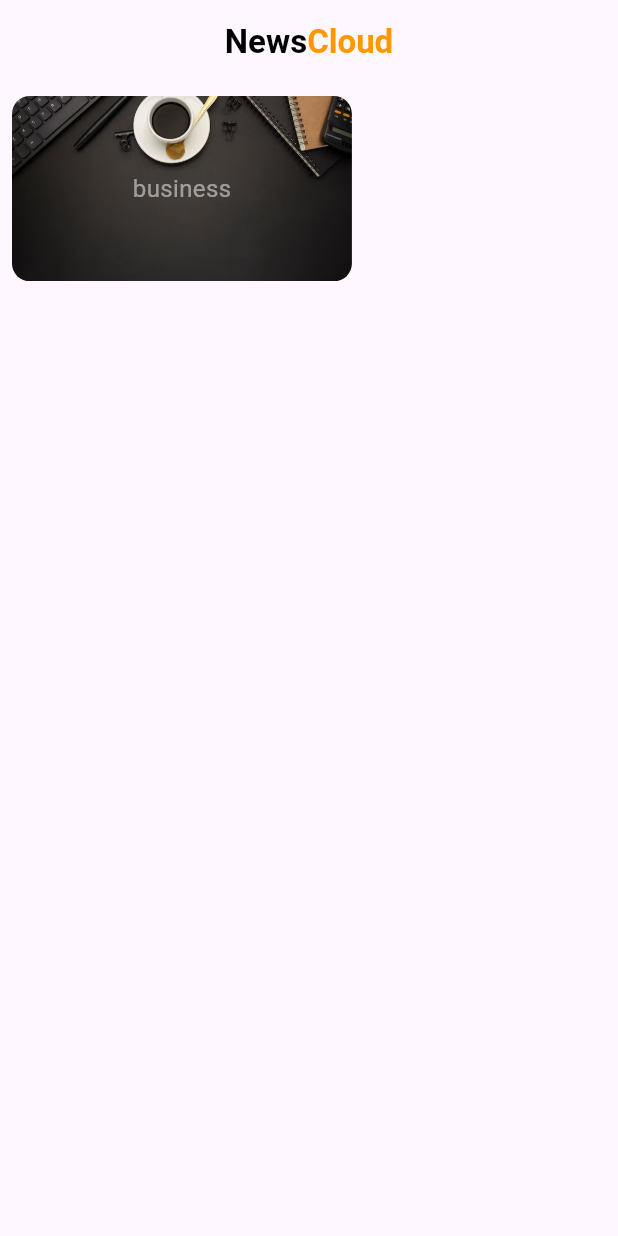
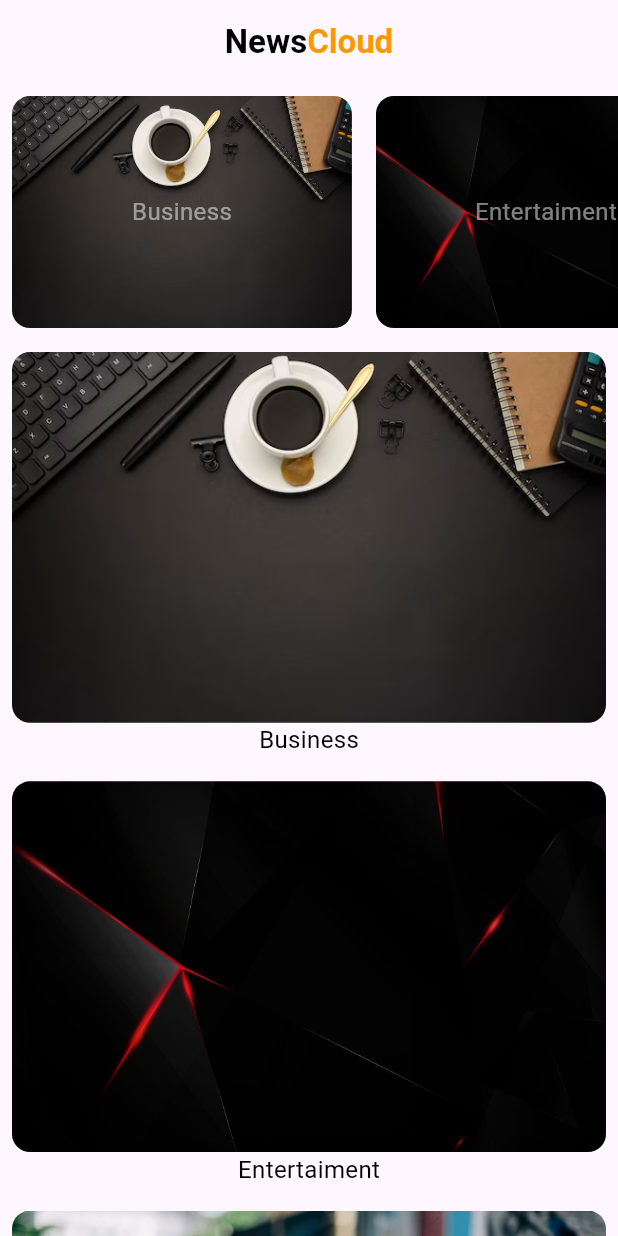
Before and after one commit to wael-saif23/news_app, a Flutter app: the screen it shows after launch, on a phone screen of 412 x 824 dp. Run offline on Flutter 3.47's test engine with Material 3 defaults, Android fonts, the phone set to English and light mode, and no system bars.

Commit message:
build news items and cate items& second mod in homeView

```diff
--- a/lib/views/home_view.dart
+++ b/lib/views/home_view.dart
@@ -1,9 +1,34 @@
 import 'package:flutter/material.dart';
+import 'package:news_app/models/category_model.dart';
 import 'package:news_app/widgets/category_item.dart';
+import 'package:news_app/widgets/news_items.dart';
 
 class HomeView extends StatelessWidget {
   const HomeView({super.key});
-
+  final List<CategoryModel> cateList = const [
+    CategoryModel(
+        imageAssetUrl: "assets/business.png", categoryName: "Business"),
+    CategoryModel(
+        imageAssetUrl: "assets/entertaiment.png", categoryName: "Entertaiment"),
+    CategoryModel(imageAssetUrl: "assets/general.png", categoryName: "General"),
+    CategoryModel(imageAssetUrl: "assets/health.png", categoryName: "Health"),
+    CategoryModel(imageAssetUrl: "assets/science.png", categoryName: "Science"),
+    CategoryModel(imageAssetUrl: "assets/sports_1.png", categoryName: "Sports"),
+    CategoryModel(
+        imageAssetUrl: "assets/technology.png", categoryName: "Technology"),
+  ];
+  final List<CategoryModel> newsList = const [
+    CategoryModel(
+        imageAssetUrl: "assets/business.png", categoryName: "Business"),
+    CategoryModel(
+        imageAssetUrl: "assets/entertaiment.png", categoryName: "Entertaiment"),
+    CategoryModel(imageAssetUrl: "assets/general.png", categoryName: "General"),
+    CategoryModel(imageAssetUrl: "assets/health.png", categoryName: "Health"),
+    CategoryModel(imageAssetUrl: "assets/science.png", categoryName: "Science"),
+    CategoryModel(imageAssetUrl: "assets/sports_1.png", categoryName: "Sports"),
+    CategoryModel(
+        imageAssetUrl: "assets/technology.png", categoryName: "Technology"),
+  ];
   @override
   Widget build(BuildContext context) {
     return Scaffold(
@@ -29,8 +54,33 @@ class HomeView extends StatelessWidget {
           ],
         ),
       ),
-      body: const Column(
-        children: [CategoryItem()],
+      body: Column(
+        mainAxisSize: MainAxisSize.min,
+        children: [
+          Expanded(
+            flex: 2,
+            child: ListView.builder(
+                scrollDirection: Axis.horizontal,
+                itemCount: cateList.length,
+                itemBuilder: (context, index) {
+                  return CategoryItem(
+                    categoryName: cateList[index].categoryName,
+                    imageAssetUrl: cateList[index].imageAssetUrl,
+                  );
+                }),
+          ),
+          Expanded(
+            flex: 7,
+            child: ListView.builder(
+                itemCount: newsList.length,
+                itemBuilder: (context, index) {
+                  return NewsItem(
+                    categoryName: newsList[index].categoryName,
+                    imageAssetUrl: newsList[index].imageAssetUrl,
+                  );
+                }),
+          ),
+        ],
       ),
     );
   }
--- a/lib/widgets/category_item.dart
+++ b/lib/widgets/category_item.dart
@@ -1,8 +1,10 @@
 import 'package:flutter/material.dart';
 
 class CategoryItem extends StatelessWidget {
-  const CategoryItem({super.key});
-
+  const CategoryItem(
+      {super.key, required this.categoryName, required this.imageAssetUrl});
+  final String categoryName;
+  final String imageAssetUrl;
   @override
   Widget build(BuildContext context) {
     return Padding(
@@ -11,13 +13,13 @@ class CategoryItem extends StatelessWidget {
         alignment: Alignment.center,
         height: MediaQuery.of(context).size.height * .15,
         width: MediaQuery.of(context).size.width * .55,
-        decoration: const BoxDecoration(
-          borderRadius: BorderRadius.all(Radius.circular(12)),
+        decoration: BoxDecoration(
+          borderRadius: const BorderRadius.all(Radius.circular(12)),
           image: DecorationImage(
-              image: AssetImage("assets/business.png"), fit: BoxFit.cover),
+              image: AssetImage(imageAssetUrl), fit: BoxFit.cover),
           // color: Colors.green
         ),
-        child: Text("business",
+        child: Text(categoryName,
             style:
                 TextStyle(color: Colors.white.withOpacity(.5), fontSize: 16)),
       ),
--- /dev/null
+++ b/lib/widgets/news_items.dart
@@ -0,0 +1,31 @@
+import 'package:flutter/material.dart';
+
+class NewsItem extends StatelessWidget {
+  const NewsItem(
+      {super.key, required this.categoryName, required this.imageAssetUrl});
+  final String categoryName;
+  final String imageAssetUrl;
+  @override
+  Widget build(BuildContext context) {
+    return Padding(
+      padding: const EdgeInsets.all(8.0),
+      child: Column(
+        children: [
+          Container(
+            alignment: Alignment.center,
+            height: MediaQuery.of(context).size.height * .3,
+            width: double.infinity,
+            decoration: BoxDecoration(
+              borderRadius: const BorderRadius.all(Radius.circular(12)),
+              image: DecorationImage(
+                  image: AssetImage(imageAssetUrl), fit: BoxFit.cover),
+              // color: Colors.green
+            ),
+          ),
+          Text(categoryName,
+              style: const TextStyle(color: Colors.black, fontSize: 16))
+        ],
+      ),
+    );
+  }
+}
```
